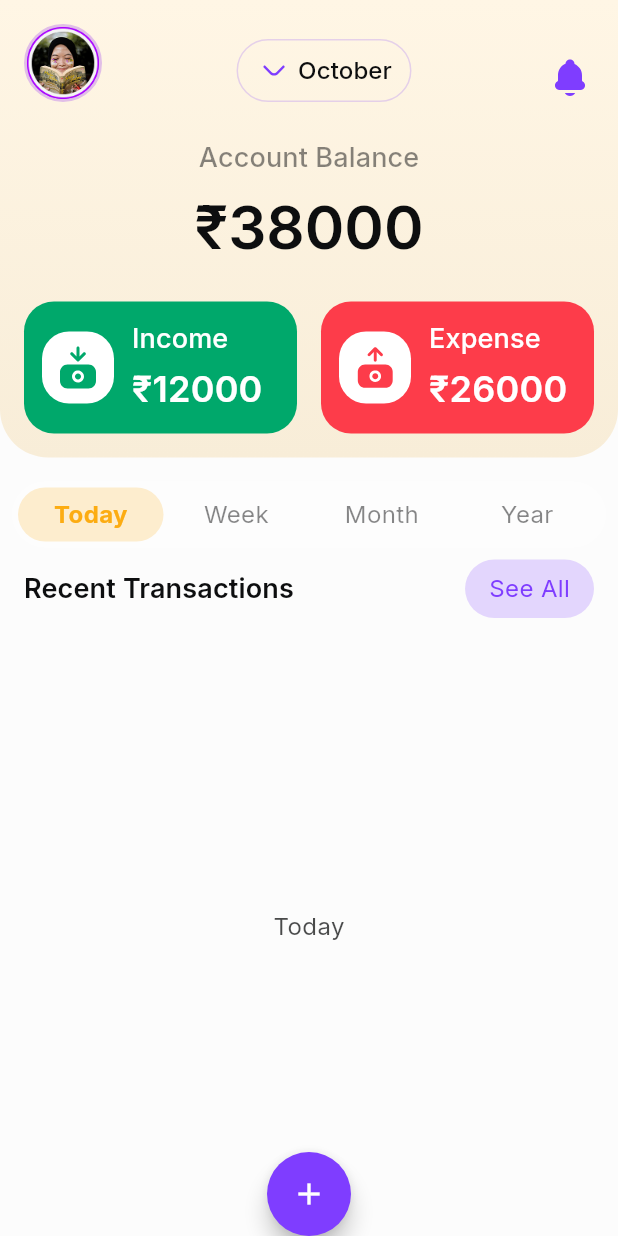
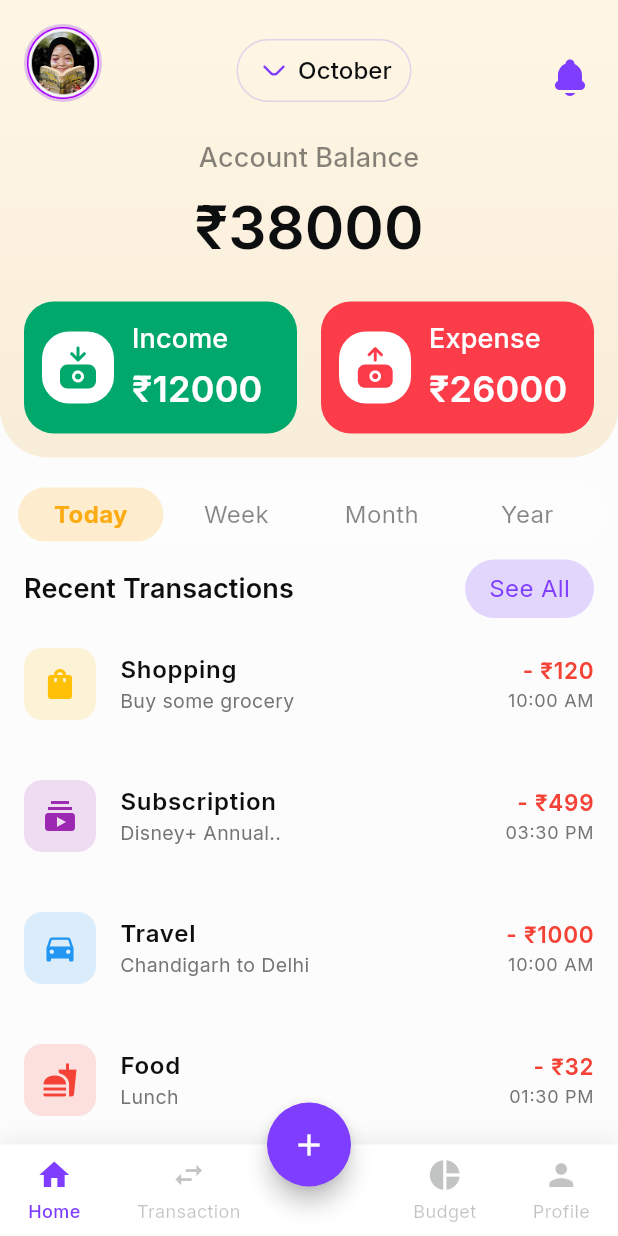
Before and after one commit to Rohit-Chandra-007/cipherschools_assignment, a Flutter app: the screen it shows after launch, on a phone screen of 412 x 824 dp. Run offline on Flutter 3.47's test engine with Material 3 defaults, Android fonts, the phone set to English and light mode, and no system bars; our stand-ins replace flutter_svg, google_fonts.

```diff
--- /dev/null
+++ b/lib/data/transaction_data.dart
@@ -0,0 +1,45 @@
+import 'package:flutter/material.dart';
+import '../models/transaction.dart';
+
+class TransactionData {
+  static List<Transaction> getTransactions() {
+    return [
+      Transaction(
+        title: 'Shopping',
+        subtitle: 'Buy some grocery',
+        amount: 120,
+        time: '10:00 AM',
+        icon: Icons.shopping_bag,
+        iconBackgroundColor: Colors.amber,
+        category: 'expense',
+      ),
+      Transaction(
+        title: 'Subscription',
+        subtitle: 'Disney+ Annual..',
+        amount: 499,
+        time: '03:30 PM',
+        icon: Icons.subscriptions,
+        iconBackgroundColor: Colors.purple,
+        category: 'expense',
+      ),
+      Transaction(
+        title: 'Travel',
+        subtitle: 'Chandigarh to Delhi',
+        amount: 1000,
+        time: '10:00 AM',
+        icon: Icons.directions_car,
+        iconBackgroundColor: Colors.blue,
+        category: 'expense',
+      ),
+      Transaction(
+        title: 'Food',
+        subtitle: 'Lunch',
+        amount: 32,
+        time: '01:30 PM',
+        icon: Icons.fastfood,
+        iconBackgroundColor: Colors.red,
+        category: 'expense',
+      ),
+    ];
+  }
+}
--- /dev/null
+++ b/lib/models/transaction.dart
@@ -0,0 +1,21 @@
+import 'package:flutter/material.dart';
+
+class Transaction {
+  final String title;
+  final String subtitle;
+  final double amount;
+  final String time;
+  final IconData icon;
+  final Color iconBackgroundColor;
+  final String category;
+
+  Transaction({
+    required this.title,
+    required this.subtitle,
+    required this.amount,
+    required this.time,
+    required this.icon,
+    required this.iconBackgroundColor,
+    required this.category,
+  });
+}
--- a/lib/screens/home_screen.dart
+++ b/lib/screens/home_screen.dart
@@ -1,6 +1,10 @@
 import 'package:cipherschools_assignment/core/theme/app_colors.dart';
+import 'package:cipherschools_assignment/data/transaction_data.dart';
+import 'package:cipherschools_assignment/models/transaction.dart';
 import 'package:cipherschools_assignment/widgets/balance_card.dart';
+import 'package:cipherschools_assignment/widgets/custom_bottom_nav.dart';
 import 'package:cipherschools_assignment/widgets/pill_tab_bar.dart';
+import 'package:cipherschools_assignment/widgets/transaction_item.dart';
 import 'package:flutter/material.dart';
 
 import 'expense_screen.dart';
@@ -14,8 +18,12 @@ class HomeScreen extends StatefulWidget {
 }
 
 class _HomeScreenState extends State<HomeScreen> {
+  int _selectedNavIndex = 0;
+
   @override
   Widget build(BuildContext context) {
+    List<Transaction> transactions = TransactionData.getTransactions();
+
     return DefaultTabController(
       length: 4,
       child: Scaffold(
@@ -26,14 +34,38 @@ class _HomeScreenState extends State<HomeScreen> {
             const SizedBox(height: 16),
             PillTabBar(tabs: const ['Today', 'Week', 'Month', 'Year']),
             const SizedBox(height: 8),
-            PillWidget(),
+            const PillWidget(),
             Expanded(
               child: TabBarView(
-                children: const [
-                  Center(child: Text('Today')),
-                  Center(child: Text('Week')),
-                  Center(child: Text('Month')),
-                  Center(child: Text('Year')),
+                children: [
+                  // Today tab
+                  ListView.builder(
+                    itemCount: transactions.length,
+                    itemBuilder: (context, index) {
+                      return TransactionItem(transaction: transactions[index]);
+                    },
+                  ),
+                  // Week tab
+                  ListView.builder(
+                    itemCount: transactions.length,
+                    itemBuilder: (context, index) {
+                      return TransactionItem(transaction: transactions[index]);
+                    },
+                  ),
+                  // Month tab
+                  ListView.builder(
+                    itemCount: transactions.length,
+                    itemBuilder: (context, index) {
+                      return TransactionItem(transaction: transactions[index]);
+                    },
+                  ),
+                  // Year tab
+                  ListView.builder(
+                    itemCount: transactions.length,
+                    itemBuilder: (context, index) {
+                      return TransactionItem(transaction: transactions[index]);
+                    },
+                  ),
                 ],
               ),
             ),
@@ -43,8 +75,7 @@ class _HomeScreenState extends State<HomeScreen> {
           onPressed: () {
             showModalBottomSheet(
               context: context,
-              builder:
-                  (context) => Container(
+              builder: (context) => Container(
                 padding: const EdgeInsets.all(16),
                 child: Column(
                   mainAxisSize: MainAxisSize.min,
@@ -101,10 +132,19 @@ class _HomeScreenState extends State<HomeScreen> {
               ),
             );
           },
+          backgroundColor: AppColors.violet100,
           shape: const CircleBorder(),
-          child: const Icon(Icons.add),
+          child: const Icon(Icons.add, color: Colors.white),
         ),
         floatingActionButtonLocation: FloatingActionButtonLocation.centerDocked,
+        bottomNavigationBar: CustomBottomNav(
+          selectedIndex: _selectedNavIndex,
+          onItemSelected: (index) {
+            setState(() {
+              _selectedNavIndex = index;
+            });
+          },
+        ),
       ),
     );
   }
--- a/lib/widgets/custom_bottom_nav.dart
+++ b/lib/widgets/custom_bottom_nav.dart
@@ -14,30 +14,55 @@ class CustomBottomNav extends StatelessWidget {
 
   @override
   Widget build(BuildContext context) {
-    return BottomNavigationBar(
-      type: BottomNavigationBarType.fixed,
-      currentIndex: selectedIndex,
-      onTap: onItemSelected,
-      selectedItemColor: AppColors.violet80,
-      unselectedItemColor: AppColors.dark25,
-      showUnselectedLabels: true,
-      backgroundColor: Colors.white,
-      elevation: 8,
-      selectedLabelStyle: const TextStyle(
-        fontSize: 12,
-        fontWeight: FontWeight.w500,
+    return Container(
+      decoration: BoxDecoration(
+        color: Colors.white,
+        boxShadow: [
+          BoxShadow(
+            color: Colors.black.withOpacity(0.05),
+            blurRadius: 10,
+            offset: const Offset(0, -5),
+          ),
+        ],
       ),
-      unselectedLabelStyle: const TextStyle(fontSize: 12),
-      items: const [
-        BottomNavigationBarItem(icon: Icon(Icons.home), label: 'Home'),
-        BottomNavigationBarItem(
-          icon: Icon(Icons.swap_horiz),
-          label: 'Transaction',
+      child: Padding(
+        padding: const EdgeInsets.symmetric(vertical: 8.0),
+        child: Row(
+          mainAxisAlignment: MainAxisAlignment.spaceAround,
+          children: [
+            _buildNavItem(0, Icons.home, 'Home', selectedIndex == 0),
+            _buildNavItem(1, Icons.swap_horiz, 'Transaction', selectedIndex == 1),
+            const SizedBox(width: 40), // Space for FAB
+            _buildNavItem(3, Icons.pie_chart, 'Budget', selectedIndex == 3),
+            _buildNavItem(4, Icons.person, 'Profile', selectedIndex == 4),
+          ],
         ),
-        BottomNavigationBarItem(icon: SizedBox.shrink(), label: ''),
-        BottomNavigationBarItem(icon: Icon(Icons.pie_chart), label: 'Budget'),
-        BottomNavigationBarItem(icon: Icon(Icons.person), label: 'Profile'),
-      ],
+      ),
+    );
+  }
+
+  Widget _buildNavItem(int index, IconData icon, String label, bool isSelected) {
+    return InkWell(
+      onTap: () => onItemSelected(index),
+      child: Column(
+        mainAxisSize: MainAxisSize.min,
+        children: [
+          Icon(
+            icon,
+            color: isSelected ? AppColors.violet100 : AppColors.dark25,
+            size: 24,
+          ),
+          const SizedBox(height: 4),
+          Text(
+            label,
+            style: TextStyle(
+              fontSize: 12,
+              color: isSelected ? AppColors.violet100 : AppColors.dark25,
+              fontWeight: isSelected ? FontWeight.w500 : FontWeight.normal,
+            ),
+          ),
+        ],
+      ),
     );
   }
 }
--- a/lib/widgets/pill_tab_bar.dart
+++ b/lib/widgets/pill_tab_bar.dart
@@ -31,17 +31,30 @@ class PillTabBar extends StatelessWidget {
           color: AppColors.yellow20, // White background for selected tab
           borderRadius: BorderRadius.circular(24),
         ),
+        overlayColor: WidgetStateProperty.resolveWith<Color?>((
+          Set<WidgetState> states,
+        ) {
+          // When pressed, show purple splash color
+          if (states.contains(WidgetState.pressed)) {
+            return AppColors.backgroundColor; // Purple with opacity
+          }
+          return null; // Use default for other states
+        }),
+
         indicatorSize: TabBarIndicatorSize.tab,
         dividerHeight: 0.0,
-
+        splashBorderRadius: BorderRadius.circular(24),
+        splashFactory: NoSplash.splashFactory,
         labelColor: AppColors.yellow100, // Purple text for selected tab
         unselectedLabelColor:
             AppColors.dark50, // Gray text for unselected tabs,
+
         labelStyle: theme.textTheme.bodyMedium?.copyWith(
           fontWeight: FontWeight.bold,
         ),
         unselectedLabelStyle: theme.textTheme.bodyMedium?.copyWith(
           fontWeight: FontWeight.normal,
+          backgroundColor: Colors.transparent,
         ),
         tabs: tabs.map((tab) => Tab(height: 36, text: tab)).toList(),
         onTap: onTabChanged,
--- a/lib/widgets/transaction_item.dart
+++ b/lib/widgets/transaction_item.dart
@@ -1,21 +1,12 @@
 import 'package:flutter/material.dart';
+import '../models/transaction.dart';
 
 class TransactionItem extends StatelessWidget {
-  final String title;
-  final String subtitle;
-  final String amount;
-  final String time;
-  final IconData icon;
-  final Color iconBackgroundColor;
+  final Transaction transaction;
 
   const TransactionItem({
     super.key,
-    required this.title,
-    required this.subtitle,
-    required this.amount,
-    required this.time,
-    required this.icon,
-    required this.iconBackgroundColor,
+    required this.transaction,
   });
 
   @override
@@ -26,17 +17,17 @@ class TransactionItem extends StatelessWidget {
         width: 48,
         height: 48,
         decoration: BoxDecoration(
-          color: iconBackgroundColor.withAlpha(38),
+          color: transaction.iconBackgroundColor.withAlpha(38),
           borderRadius: BorderRadius.circular(12),
         ),
-        child: Icon(icon, color: iconBackgroundColor, size: 24),
+        child: Icon(transaction.icon, color: transaction.iconBackgroundColor, size: 24),
       ),
       title: Text(
-        title,
+        transaction.title,
         style: const TextStyle(fontWeight: FontWeight.w600, fontSize: 16),
       ),
       subtitle: Text(
-        subtitle,
+        transaction.subtitle,
         style: TextStyle(color: Colors.grey[600], fontSize: 13),
       ),
       trailing: Column(
@@ -44,14 +35,14 @@ class TransactionItem extends StatelessWidget {
         crossAxisAlignment: CrossAxisAlignment.end,
         children: [
           Text(
-            '- ₹$amount',
+            '- ₹${transaction.amount.toStringAsFixed(0)}',
             style: const TextStyle(
               color: Colors.red,
               fontWeight: FontWeight.w600,
               fontSize: 15,
             ),
           ),
-          Text(time, style: TextStyle(color: Colors.grey[600], fontSize: 12)),
+          Text(transaction.time, style: TextStyle(color: Colors.grey[600], fontSize: 12)),
         ],
       ),
     );
```
Also changed, not shown: lib/screens/transactions_screen.dart (added, +76 -0 lines). Lines whose indentation alone changed are shown as unchanged.
